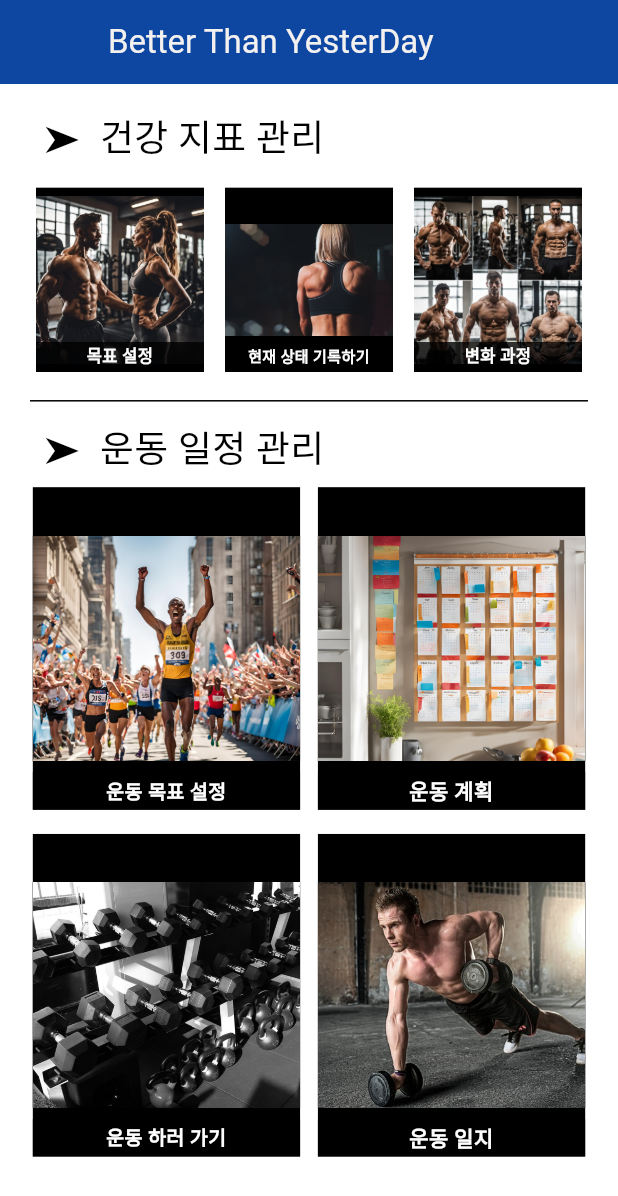
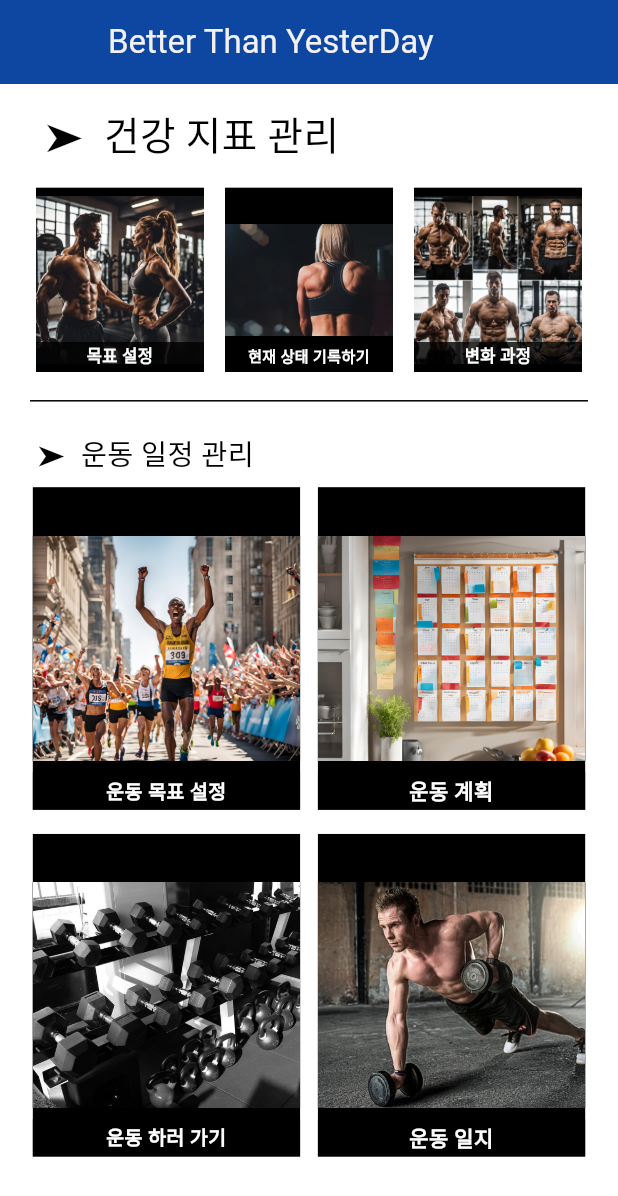
Before and after one commit to kkglpp/MyHealthDiray_forRefactoring, a Flutter app: the screen it shows after launch, on a phone screen of 412 x 824 dp. Shown: the top 1196 px of the screen. Run offline on Flutter 3.47's test engine with Material 3 defaults, Android fonts, the phone set to English and light mode, and no system bars; our stand-ins replace calendar_date_picker2, flutter_riverpod, go_router, sqflite; accounts and stored records are empty.

Commit message:
폰트 사이즈 조절하는 method 통일

```diff
--- a/lib/common/const/size.dart
+++ b/lib/common/const/size.dart
@@ -6,10 +6,11 @@ import 'package:flutter/material.dart';
 ******************************************
  */
 ///해당 사이즈는 기종의 넓이와 높이값을 가지고 계산할건데 일단 넓이만 가지고 계산
+
 double fontSize(BuildContext context, int sizeOpt) {
   /*
     일단 넓이를 60으로 나눈다.
-    360 넓이 기준으로 일단 6을 기본 인수로 설정
+    360 넓이 기준으로 일단 6을 기본 인수로 설정 (width / 6)
     tablet pro 의 경우 1204 or 1366 이다.
     1024 -> 17이 기본인수
     1366 ->24가 기본인수이다.
@@ -23,7 +24,6 @@ double fontSize(BuildContext context, int sizeOpt) {
     1024반영: 11 ->
     가로비율이 세로비율의 50%가 안되는경우 -> 글자 크기는 상관 없는데, 문제는 글자가 담기는 그릇의 크기가 문제가 되겠다. 개꿀잼이다.
     */
-
   double width = MediaQuery.of(context).size.width;
   double height = MediaQuery.of(context).size.height;
   double var01 = (5 + sizeOpt) / 4;
--- a/lib/view/home.dart
+++ b/lib/view/home.dart
@@ -1,4 +1,5 @@
 import 'package:flutter/material.dart';
+import 'package:myhealthdiary_app/common/const/size.dart';
 import 'package:myhealthdiary_app/common/widget/base_layout.dart';
 import 'package:myhealthdiary_app/view/IndexGoalPart/index_goal_list_view.dart';
 import 'package:myhealthdiary_app/view/IndexRecPart/index_rec_list_view.dart';
@@ -45,7 +46,7 @@ class Home extends StatelessWidget {
                   width: width,
                   height: labelHeight,
                   msg: "   ➤  건강 지표 관리",
-                  fontSize: calcFontSize(6, width, height * 0.06),
+                  fontSize: fontSize(context, 10),
                 ),
               ),
               SizedBox(
@@ -100,7 +101,7 @@ class Home extends StatelessWidget {
                   width: width,
                   height: labelHeight,
                   msg: "   ➤  운동 일정 관리",
-                  fontSize: calcFontSize(6, width, height * 0.06),
+                  fontSize: fontSize(context,6 ),
                 ),
               ),
               SizedBox(
```
Also changed, not shown: lib/common/const/base_alert.dart (renamed from lib/managerClass/base_alert.dart).
